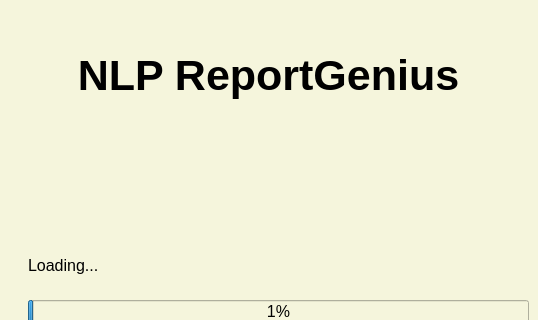
adamhastings02/MEng-Individual-Project-Software, file guis/loading.ui: the form before one commit; both pictures show x 142 to 680 and y 0 to 320 of the 800 by 612 pixel window.
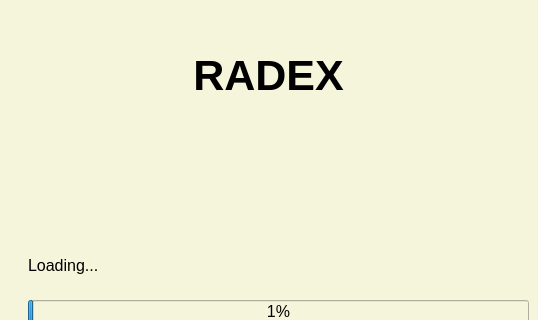
The form after the commit. Icons and pictures are not drawn.

What changed in the file:
```diff
--- a/guis/loading.ui
+++ b/guis/loading.ui
@@ -34,7 +34,7 @@
      </font>
     </property>
     <property name="text">
-     <string>NLP ReportGenius</string>
+     <string>RADEX</string>
     </property>
     <property name="alignment">
      <set>Qt::AlignCenter</set>
```
